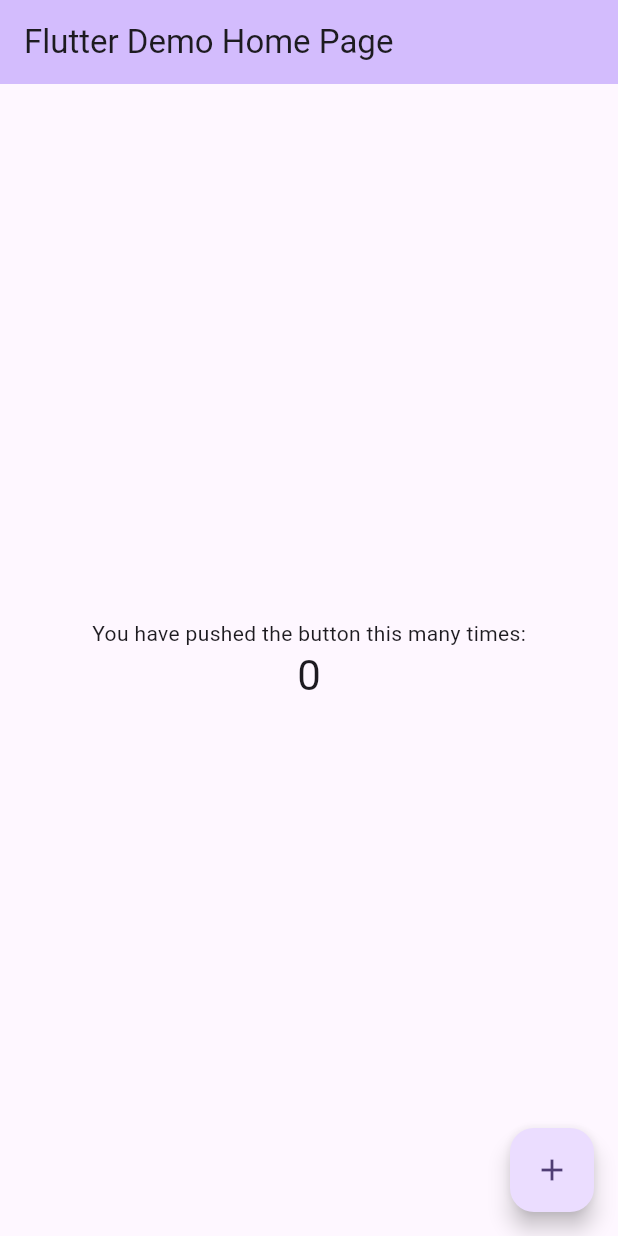
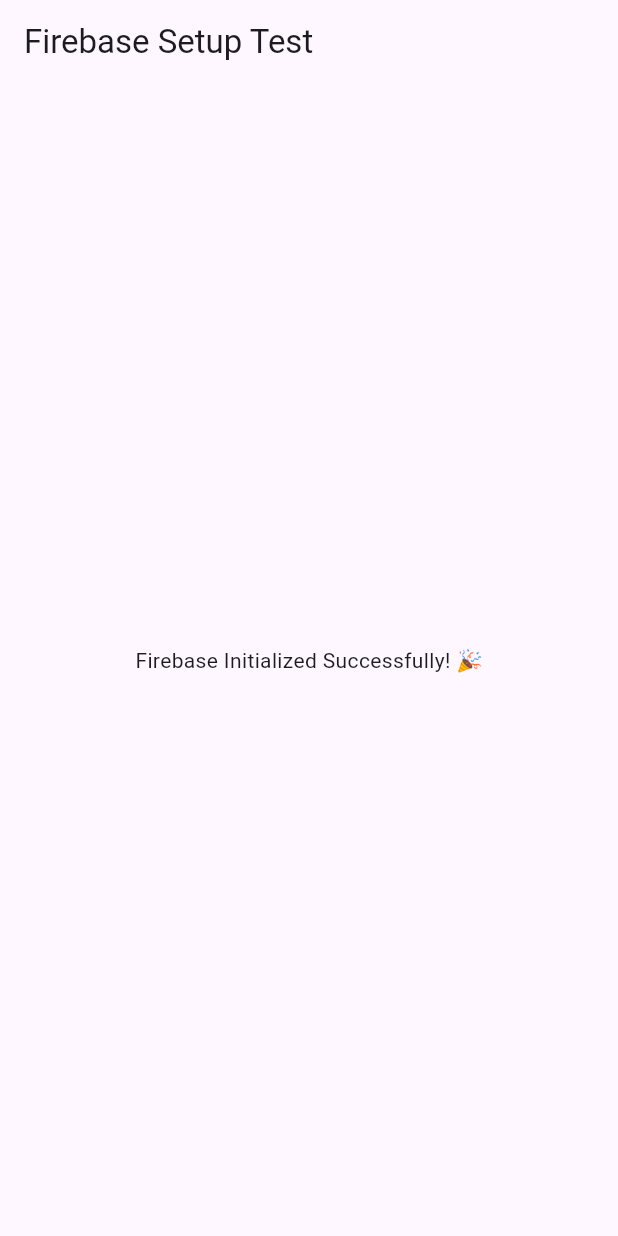
Before and after one commit to Azad99-9/mess_management, a Flutter app: the screen it shows after launch, on a phone screen of 412 x 824 dp. Run offline on Flutter 3.47's test engine with Material 3 defaults, Android fonts, the phone set to English and light mode, and no system bars; our stand-ins replace firebase_core; accounts and stored records are empty.

Commit message:
intialised firebase

```diff
--- a/lib/main.dart
+++ b/lib/main.dart
@@ -1,3 +1,4 @@
+import 'package:firebase_core/firebase_core.dart';
 import 'package:flutter/material.dart';
 
 void main() {
@@ -70,56 +71,21 @@
 
   @override
   Widget build(BuildContext context) {
-    // This method is rerun every time setState is called, for instance as done
-    // by the _incrementCounter method above.
-    //
-    // The Flutter framework has been optimized to make rerunning build methods
-    // fast, so that you can just rebuild anything that needs updating rather
-    // than having to individually change instances of widgets.
     return Scaffold(
-      appBar: AppBar(
-        // TRY THIS: Try changing the color here to a specific color (to
-        // Colors.amber, perhaps?) and trigger a hot reload to see the AppBar
-        // change color while the other colors stay the same.
-        backgroundColor: Theme.of(context).colorScheme.inversePrimary,
-        // Here we take the value from the MyHomePage object that was created by
-        // the App.build method, and use it to set our appbar title.
-        title: Text(widget.title),
+      appBar: AppBar(title: Text('Firebase Setup Test')),
+      body: FutureBuilder(
+        future: Firebase.initializeApp(),
+        builder: (context, snapshot) {
+          if (snapshot.connectionState == ConnectionState.done) {
+            return Center(child: Text('Firebase Initialized Successfully! 🎉'));
+          }
+          if (snapshot.hasError) {
+            return Center(
+                child: Text('Error initializing Firebase: ${snapshot.error}'));
+          }
+          return Center(child: CircularProgressIndicator());
+        },
       ),
-      body: Center(
-        // Center is a layout widget. It takes a single child and positions it
-        // in the middle of the parent.
-        child: Column(
-          // Column is also a layout widget. It takes a list of children and
-          // arranges them vertically. By default, it sizes itself to fit its
-          // children horizontally, and tries to be as tall as its parent.
-          //
-          // Column has various properties to control how it sizes itself and
-          // how it positions its children. Here we use mainAxisAlignment to
-          // center the children vertically; the main axis here is the vertical
-          // axis because Columns are vertical (the cross axis would be
-          // horizontal).
-          //
-          // TRY THIS: Invoke "debug painting" (choose the "Toggle Debug Paint"
-          // action in the IDE, or press "p" in the console), to see the
-          // wireframe for each widget.
-          mainAxisAlignment: MainAxisAlignment.center,
-          children: <Widget>[
-            const Text(
-              'You have pushed the button this many times:',
-            ),
-            Text(
-              '$_counter',
-              style: Theme.of(context).textTheme.headlineMedium,
-            ),
-          ],
-        ),
-      ),
-      floatingActionButton: FloatingActionButton(
-        onPressed: _incrementCounter,
-        tooltip: 'Increment',
-        child: const Icon(Icons.add),
-      ), // This trailing comma makes auto-formatting nicer for build methods.
     );
   }
 }
--- a/pubspec.yaml
+++ b/pubspec.yaml
@@ -35,6 +35,8 @@
   # The following adds the Cupertino Icons font to your application.
   # Use with the CupertinoIcons class for iOS style icons.
   cupertino_icons: ^1.0.8
+  firebase_core: ^3.8.1
+  stacked: ^3.4.3
 
 dev_dependencies:
   flutter_test:
```
Also changed, not shown: firebase.json (added), lib/firebase_options.dart (added), pubspec.lock, 6 other files.
